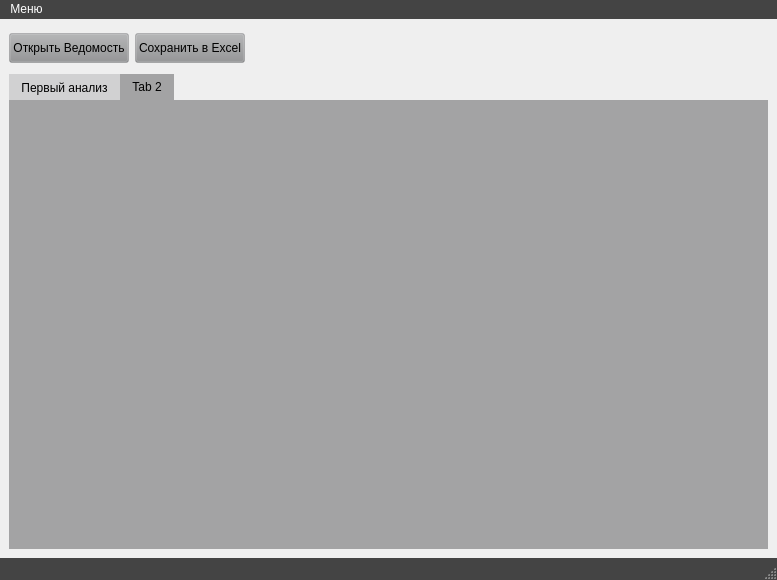
Bors1k/property-analysis-system, file form.ui: the form before one commit.
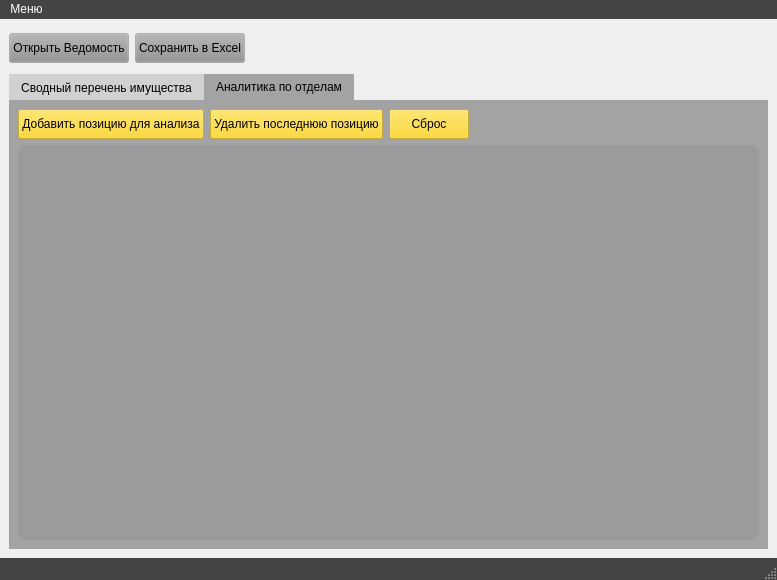
The form after the commit. The open tabs and pages were chosen to show the change. Icons and pictures are not drawn.

```diff
--- a/form.ui
+++ b/form.ui
@@ -141,7 +141,7 @@
         </property>
         <widget class="QWidget" name="tab">
          <attribute name="title">
-          <string>Первый анализ</string>
+          <string>Сводный перечень имущества</string>
          </attribute>
          <layout class="QVBoxLayout" name="verticalLayout_3">
           <item>
@@ -156,8 +156,116 @@
         </widget>
         <widget class="QWidget" name="tab_2">
          <attribute name="title">
-          <string>Tab 2</string>
+          <string>Аналитика по отделам</string>
          </attribute>
+         <layout class="QVBoxLayout" name="verticalLayout_4">
+          <item>
+           <layout class="QHBoxLayout" name="horizontalLayout_3">
+            <item>
+             <widget class="QPushButton" name="pushButton">
+              <property name="minimumSize">
+               <size>
+                <width>0</width>
+                <height>30</height>
+               </size>
+              </property>
+              <property name="styleSheet">
+               <string notr="true">.QPushButton {background-color: rgba(255, 210, 3, 130)}
+.QPushButton:hover{ background-color: rgba(255, 210, 3, 50)}</string>
+              </property>
+              <property name="text">
+               <string>Добавить позицию для анализа</string>
+              </property>
+              <property name="icon">
+               <iconset>
+                <normaloff>plus.png</normaloff>plus.png</iconset>
+              </property>
+              <property name="iconSize">
+               <size>
+                <width>20</width>
+                <height>20</height>
+               </size>
+              </property>
+             </widget>
+            </item>
+            <item>
+             <widget class="QPushButton" name="pushButton_4">
+              <property name="minimumSize">
+               <size>
+                <width>0</width>
+                <height>30</height>
+               </size>
+              </property>
+              <property name="styleSheet">
+               <string notr="true">.QPushButton {background-color: rgba(255, 210, 3, 130)}
+.QPushButton:hover{ background-color: rgba(255, 210, 3, 50)}</string>
+              </property>
+              <property name="text">
+               <string>Удалить последнюю позицию</string>
+              </property>
+              <property name="icon">
+               <iconset>
+                <normaloff>minus.png</normaloff>minus.png</iconset>
+              </property>
+              <property name="iconSize">
+               <size>
+                <width>20</width>
+                <height>20</height>
+               </size>
+              </property>
+             </widget>
+            </item>
+            <item>
+             <widget class="QPushButton" name="pushButton_5">
+              <property name="minimumSize">
+               <size>
+                <width>0</width>
+                <height>30</height>
+               </size>
+              </property>
+              <property name="styleSheet">
+               <string notr="true">.QPushButton {background-color: rgba(255, 210, 3, 130)}
+.QPushButton:hover{ background-color: rgba(255, 210, 3, 50)}</string>
+              </property>
+              <property name="text">
+               <string>Сброс</string>
+              </property>
+              <property name="icon">
+               <iconset>
+                <normaloff>sbros.png</normaloff>sbros.png</iconset>
+              </property>
+              <property name="iconSize">
+               <size>
+                <width>20</width>
+                <height>20</height>
+               </size>
+              </property>
+             </widget>
+            </item>
+            <item>
+             <spacer name="horizontalSpacer_2">
+              <property name="orientation">
+               <enum>Qt::Horizontal</enum>
+              </property>
+              <property name="sizeHint" stdset="0">
+               <size>
+                <width>40</width>
+                <height>20</height>
+               </size>
+              </property>
+             </spacer>
+            </item>
+           </layout>
+          </item>
+          <item>
+           <widget class="QTableWidget" name="tableWidget_2">
+            <property name="styleSheet">
+             <string notr="true">.QTableWidget {background-color: rgba(143, 144, 146, 100);
+border-radius:8px;}</string>
+            </property>
+           </widget>
+          </item>
+         </layout>
         </widget>
        </widget>
       </item>
```
Left out of the diff: 4 changed lines with no effect on the pictures.
